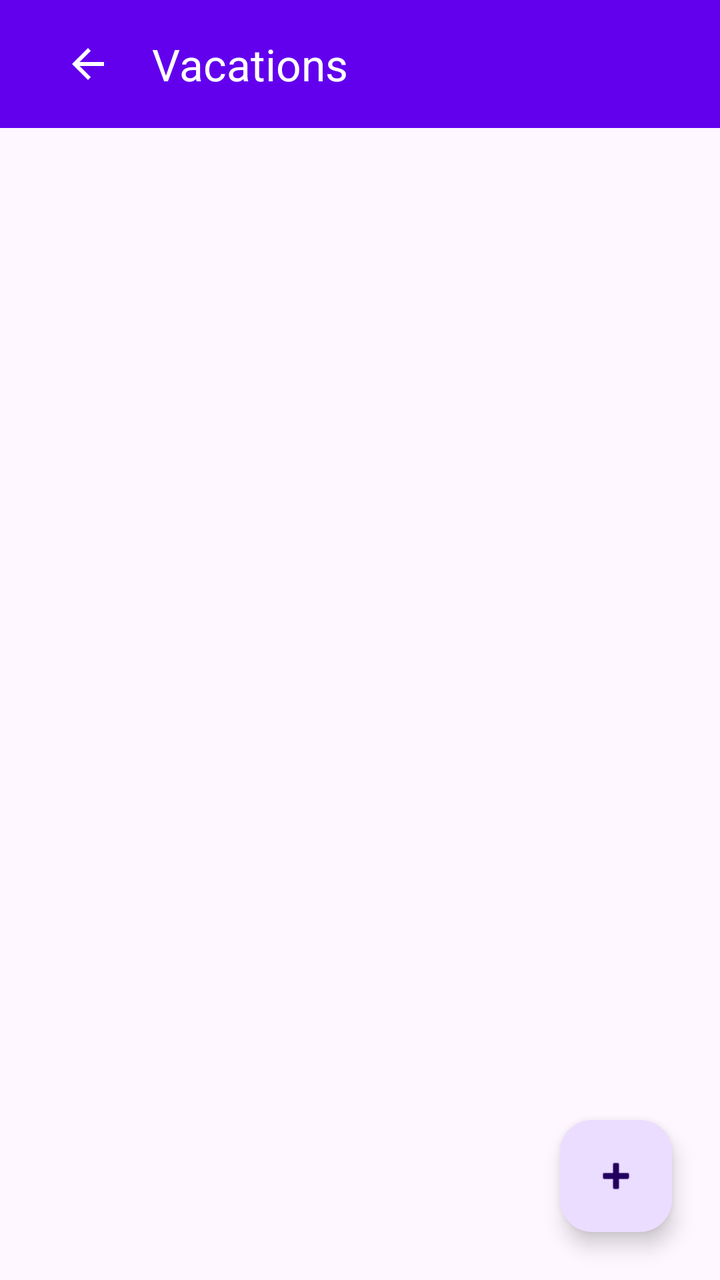
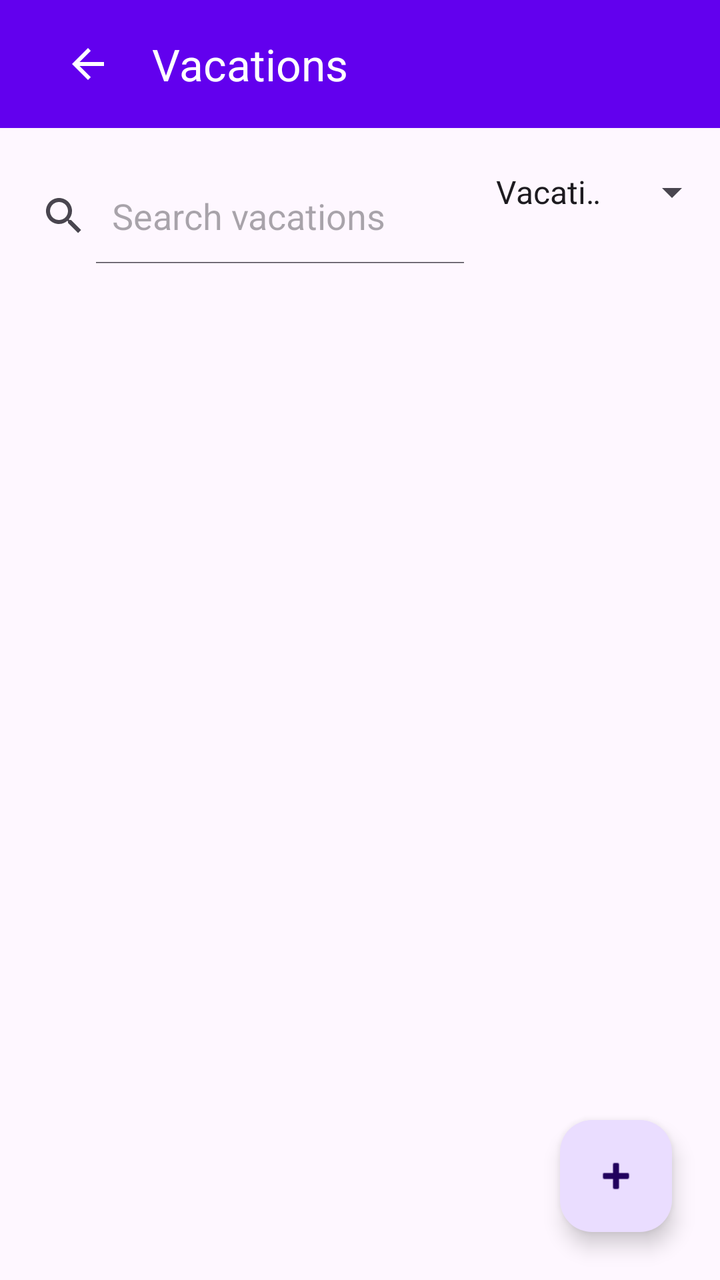

Two renders of the same Android screen: before a commit and after it. Below are the layout's source before the change and the commit's diff.
<!-- AndroidManifest.xml: application theme Theme.D424VacationPlanner -->
<!-- res/layout/activity_vacation_list.xml -->
<?xml version="1.0" encoding="utf-8"?>
<androidx.constraintlayout.widget.ConstraintLayout xmlns:android="http://schemas.android.com/apk/res/android"
    xmlns:app="http://schemas.android.com/apk/res-auto"
    xmlns:tools="http://schemas.android.com/tools"
    android:id="@+id/vacation_list"
    android:layout_width="match_parent"
    android:layout_height="match_parent"
    tools:context=".UI.VacationList">


    <com.google.android.material.appbar.MaterialToolbar
        android:id="@+id/materialToolbar"
        android:layout_width="match_parent"
        android:layout_height="wrap_content"
        android:background="#6200EE"
        app:popupTheme="@style/ThemeOverlay.AppCompat.Light"
        android:gravity="center_vertical"
        app:title="Vacations"
        app:titleTextColor="#FFFFFF"
        android:textSize="24sp"
        android:paddingStart="16dp"
        android:paddingEnd="16dp"

        app:navigationIcon="?attr/homeAsUpIndicator"
        app:navigationIconTint="@android:color/white"
        app:navigationContentDescription="Back"

        app:layout_constraintTop_toTopOf="parent"
        app:layout_constraintEnd_toEndOf="parent"
        app:layout_constraintStart_toStartOf="parent" />


    <androidx.recyclerview.widget.RecyclerView
        android:id="@+id/recyclerVacation"
        android:layout_width="0dp"
        android:layout_height="0dp"
        android:padding="14dp"
        android:layout_marginTop="22dp"

        app:layout_constraintTop_toBottomOf="@id/materialToolbar"
        app:layout_constraintBottom_toBottomOf="parent"
        app:layout_constraintStart_toStartOf="parent"
        app:layout_constraintEnd_toEndOf="parent" />


    <com.google.android.material.floatingactionbutton.FloatingActionButton
        android:id="@+id/addVacationFab"
        android:layout_width="wrap_content"
        android:layout_height="wrap_content"
        android:src="@android:drawable/ic_input_add"
        android:layout_margin="24dp"
        android:contentDescription="Add Vacation"

        app:layout_constraintBottom_toBottomOf="parent"
        app:layout_constraintEnd_toEndOf="parent" />


</androidx.constraintlayout.widget.ConstraintLayout>
<!-- resources referenced by this layout -->
<resources>
  <style name="Theme.D424VacationPlanner" parent="Base.Theme.D424VacationPlanner" />
  <style name="Base.Theme.D424VacationPlanner" parent="Theme.Material3.DayNight.NoActionBar">
          
          
      </style>
</resources>

<!-- the commit's change to res/layout/activity_vacation_list.xml (unified diff, before → after) -->
@@ -5,7 +5,9 @@
     android:id="@+id/vacation_list"
     android:layout_width="match_parent"
     android:layout_height="match_parent"
-    tools:context=".UI.VacationList">
+    tools:context=".UI.VacationList"
+    android:focusableInTouchMode="true"
+    android:clickable="true">
 
 
     <com.google.android.material.appbar.MaterialToolbar
@@ -30,6 +32,32 @@
         app:layout_constraintStart_toStartOf="parent" />
 
 
+    <LinearLayout
+        android:id="@+id/linearLayout"
+        android:orientation="horizontal"
+        android:layout_width="match_parent"
+        android:layout_height="wrap_content"
+        android:layout_marginTop="20dp"
+        app:layout_constraintTop_toBottomOf="@id/materialToolbar"
+        app:layout_constraintBottom_toTopOf="@id/recyclerVacation"
+        app:layout_constraintStart_toStartOf="parent"
+        app:layout_constraintEnd_toEndOf="parent">
+
+        <SearchView
+            android:id="@+id/searchView"
+            android:layout_width="0dp"
+            android:layout_weight="1"
+            android:layout_height="wrap_content"
+            android:queryHint="Search vacations"
+            android:iconifiedByDefault="false"/>
+
+        <Spinner
+            android:id="@+id/spinner"
+            android:layout_width="120dp"
+            android:layout_height="wrap_content"
+            android:entries="@array/dropdown_items"/>
+    </LinearLayout>
+
     <androidx.recyclerview.widget.RecyclerView
         android:id="@+id/recyclerVacation"
         android:layout_width="0dp"
@@ -37,7 +65,7 @@
         android:padding="14dp"
         android:layout_marginTop="22dp"
 
-        app:layout_constraintTop_toBottomOf="@id/materialToolbar"
+        app:layout_constraintTop_toBottomOf="@id/linearLayout"
         app:layout_constraintBottom_toBottomOf="parent"
         app:layout_constraintStart_toStartOf="parent"
         app:layout_constraintEnd_toEndOf="parent" />
<!-- resource entries referenced after the edit -->
@@ -1,5 +1,9 @@
 <!-- resources referenced by this layout -->
 <resources>
+  <string-array name="dropdown_items">
+          <item>Vacation</item>
+          <item>Hotel</item>
+      </string-array>
   <style name="Theme.D424VacationPlanner" parent="Base.Theme.D424VacationPlanner" />
   <style name="Base.Theme.D424VacationPlanner" parent="Theme.Material3.DayNight.NoActionBar">
           
